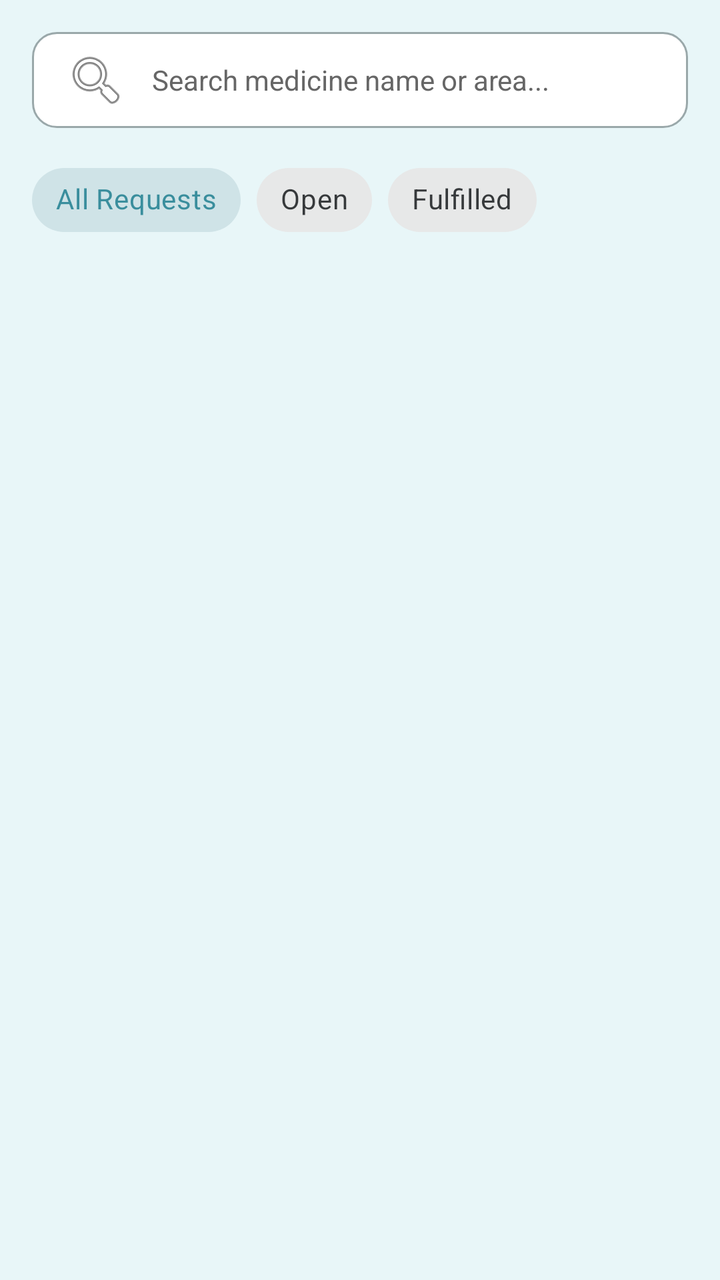
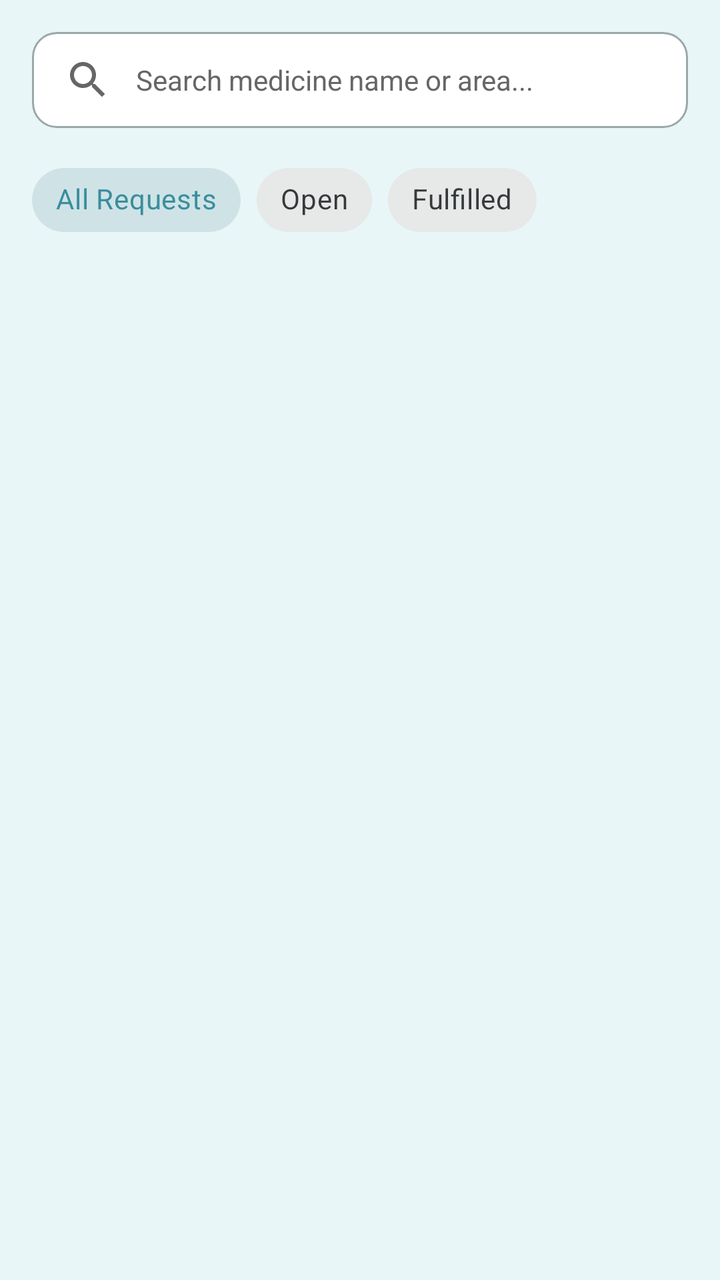

Screens rendered from an Android XML layout before and after an edit, with the pre-edit source and the edit as a unified diff.
<!-- AndroidManifest.xml: application theme Theme.PharmaFind -->
<!-- res/layout/fragment_pharmacy_feed.xml -->
<?xml version="1.0" encoding="utf-8"?>
<androidx.constraintlayout.widget.ConstraintLayout xmlns:android="http://schemas.android.com/apk/res/android"
    xmlns:app="http://schemas.android.com/apk/res-auto"
    android:layout_width="match_parent"
    android:layout_height="match_parent"
    android:background="@color/background_light"
    android:padding="16dp">

    
    <EditText
        android:id="@+id/etSearchPharmacyFeed"
        android:layout_width="match_parent"
        android:layout_height="48dp"
        android:background="@drawable/edittext_background"
        android:drawableStart="@android:drawable/ic_menu_search"
        android:drawablePadding="12dp"
        android:hint="Search medicine name or area..."
        android:inputType="text"
        android:paddingHorizontal="16dp"
        android:textColor="@color/black"
        android:textColorHint="@color/text_gray"
        android:textSize="14sp"
        app:layout_constraintTop_toTopOf="parent" />

    
    <HorizontalScrollView
        android:id="@+id/scrollChips"
        android:layout_width="match_parent"
        android:layout_height="wrap_content"
        android:layout_marginTop="12dp"
        android:scrollbars="none"
        app:layout_constraintTop_toBottomOf="@id/etSearchPharmacyFeed">

        <com.google.android.material.chip.ChipGroup
            android:id="@+id/chipGroupPharmacyFilter"
            android:layout_width="wrap_content"
            android:layout_height="wrap_content"
            app:singleSelection="true">

            <com.google.android.material.chip.Chip
                android:id="@+id/chipPharmacyAll"
                style="@style/Widget.MaterialComponents.Chip.Choice"
                android:layout_width="wrap_content"
                android:layout_height="wrap_content"
                android:checked="true"
                android:text="All Requests" />

            <com.google.android.material.chip.Chip
                android:id="@+id/chipPharmacyOpen"
                style="@style/Widget.MaterialComponents.Chip.Choice"
                android:layout_width="wrap_content"
                android:layout_height="wrap_content"
                android:text="Open" />

            <com.google.android.material.chip.Chip
                android:id="@+id/chipPharmacyFulfilled"
                style="@style/Widget.MaterialComponents.Chip.Choice"
                android:layout_width="wrap_content"
                android:layout_height="wrap_content"
                android:text="Fulfilled" />

        </com.google.android.material.chip.ChipGroup>
    </HorizontalScrollView>

    
    <androidx.recyclerview.widget.RecyclerView
        android:id="@+id/rvPharmacyInquiries"
        android:layout_width="match_parent"
        android:layout_height="0dp"
        android:layout_marginTop="12dp"
        app:layout_constraintBottom_toBottomOf="parent"
        app:layout_constraintTop_toBottomOf="@id/scrollChips" />

    <ProgressBar
        android:id="@+id/pbPharmacyFeedLoading"
        android:layout_width="wrap_content"
        android:layout_height="wrap_content"
        android:indeterminateTint="@color/primary_teal"
        app:layout_constraintTop_toBottomOf="@id/scrollChips"
        app:layout_constraintBottom_toBottomOf="parent"
        app:layout_constraintStart_toStartOf="parent"
        app:layout_constraintEnd_toEndOf="parent" />

    <TextView
        android:id="@+id/tvPharmacyFeedEmptyState"
        android:layout_width="0dp"
        android:layout_height="wrap_content"
        android:layout_marginHorizontal="32dp"
        android:gravity="center"
        android:text="No requests found."
        android:textColor="@color/text_gray"
        android:textSize="14sp"
        android:visibility="gone"
        app:layout_constraintTop_toBottomOf="@id/scrollChips"
        app:layout_constraintBottom_toBottomOf="parent"
        app:layout_constraintStart_toStartOf="parent"
        app:layout_constraintEnd_toEndOf="parent" />

</androidx.constraintlayout.widget.ConstraintLayout>
<!-- resources referenced by this layout -->
<resources>
  <color name="background_light">#E8F6F8</color>
  <color name="black">#FF000000</color>
  <color name="primary_teal">#3A8E9D</color>
  <color name="text_gray">#666666</color>
  <!-- drawable edittext_background (drawable) -->
  <?xml version="1.0" encoding="utf-8"?>
  <selector xmlns:android="http://schemas.android.com/apk/res/android">
      <item android:state_focused="true">
          <shape>
              <corners android:radius="12dp" />
              <stroke android:width="2dp" android:color="@color/primary_teal" />
              <solid android:color="@color/white" />
          </shape>
      </item>
      <item>
          <shape>
              <corners android:radius="12dp" />
              <stroke android:width="1dp" android:color="@color/field_border" />
              <solid android:color="@color/white" />
          </shape>
      </item>
  </selector>
  <style name="Theme.PharmaFind" parent="Base.Theme.PharmaFind">
          <item name="colorPrimary">@color/primary_teal</item>
          <item name="colorOnPrimary">@color/white</item>
          <item name="colorPrimaryContainer">@color/teal_container</item>
          <item name="colorOnPrimaryContainer">@color/primary_dark</item>
          <item name="colorSecondary">@color/primary_teal</item>
          <item name="colorOnSecondary">@color/white</item>
          <item name="colorSecondaryContainer">@color/teal_container</item>
          <item name="colorOnSecondaryContainer">@color/primary_dark</item>
          <item name="colorSurface">@color/white</item>
          <item name="colorOnSurface">@color/on_surface</item>
          <item name="colorSurfaceVariant">@color/surface_variant</item>
          <item name="colorOnSurfaceVariant">@color/on_surface_variant</item>
          <item name="colorOutline">@color/outline</item>
          <item name="colorSurfaceContainerLowest">@color/white</item>
          <item name="colorSurfaceContainerLow">@color/surface_container_low</item>
          <item name="colorSurfaceContainer">@color/surface_container</item>
          <item name="colorSurfaceContainerHigh">@color/surface_container_high</item>
          <item name="colorSurfaceContainerHighest">@color/surface_container_highest</item>
          
          <item name="elevationOverlayEnabled">false</item>
      </style>
  <color name="white">#FFFFFFFF</color>
  <color name="field_border">#9AA8AA</color>
  <style name="Base.Theme.PharmaFind" parent="Theme.Material3.Light.NoActionBar">
          <item name="android:forceDarkAllowed" tools:targetApi="q">false</item>
          
          
      </style>
  <color name="teal_container">#D6EEF1</color>
  <color name="primary_dark">#1F6371</color>
  <color name="on_surface">#1B1F21</color>
  <color name="surface_variant">#E3EBEC</color>
  <color name="on_surface_variant">#3F484A</color>
  <color name="outline">#6F797A</color>
  <color name="surface_container_low">#F4F8F8</color>
  <color name="surface_container">#EEF3F4</color>
  <color name="surface_container_high">#E8EEEF</color>
  <color name="surface_container_highest">#E2E9EA</color>
</resources>

<!-- the commit's change to res/layout/fragment_pharmacy_feed.xml (unified diff, before → after) -->
@@ -12,7 +12,8 @@
         android:layout_width="match_parent"
         android:layout_height="48dp"
         android:background="@drawable/edittext_background"
-        android:drawableStart="@android:drawable/ic_menu_search"
+        android:drawableStart="@drawable/ic_search"
+        android:drawableTint="@color/text_gray"
         android:drawablePadding="12dp"
         android:hint="Search medicine name or area..."
         android:inputType="text"
<!-- resource entries referenced after the edit -->
@@ -22,6 +22,17 @@
           </shape>
       </item>
   </selector>
+  <!-- drawable ic_search (drawable) -->
+  <?xml version="1.0" encoding="utf-8"?>
+  <vector xmlns:android="http://schemas.android.com/apk/res/android"
+      android:width="24dp"
+      android:height="24dp"
+      android:viewportWidth="24"
+      android:viewportHeight="24">
+      <path
+          android:fillColor="#FF000000"
+          android:pathData="M15.5,14h-0.79l-0.28,-0.27C15.41,12.59 16,11.11 16,9.5 16,5.91 13.09,3 9.5,3S3,5.91 3,9.5 5.91,16 9.5,16c1.61,0 3.09,-0.59 4.23,-1.57l0.27,0.28v0.79l5,4.99L20.49,19l-4.99,-5zM9.5,14C7.01,14 5,11.99 5,9.5S7.01,5 9.5,5 14,7.01 14,9.5 11.99,14 9.5,14z" />
+  </vector>
   <style name="Theme.PharmaFind" parent="Base.Theme.PharmaFind">
           <item name="colorPrimary">@color/primary_teal</item>
           <item name="colorOnPrimary">@color/white</item>
